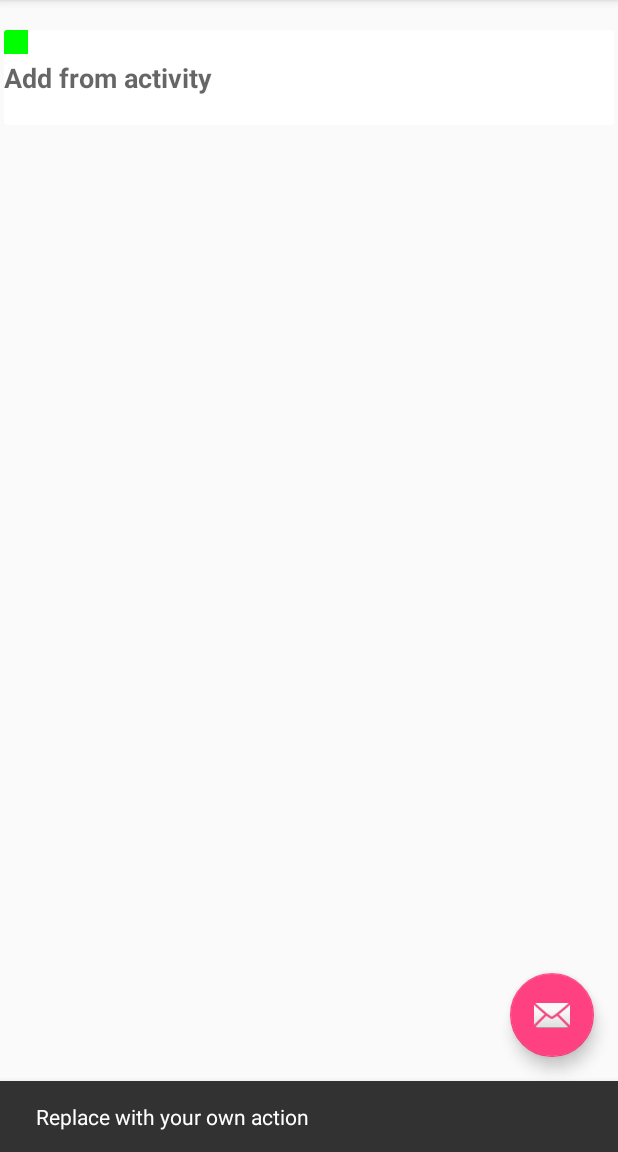
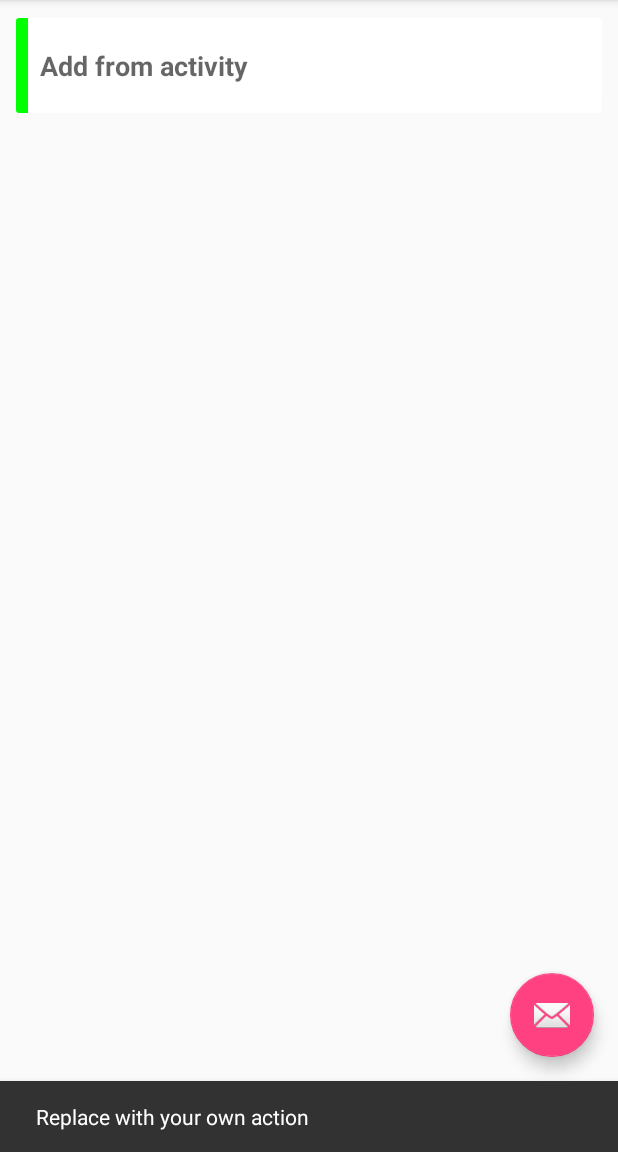
Before and after one commit to Stachel/Mappy, an Android app: the screen it shows after launch (MainActivity), after a tap on an icon or button, on a phone screen of 412 x 824 dp, the part 84-1236 px from its top. Run offline under Robolectric (Android 15) with nearby library versions, the phone set to English and light mode, and no system bars; our stand-ins replace Room's generated code; libraries missing offline, so code that uses them is left out: android.arch.persistence, com.facebook.stetho; 4 statements that could not run were skipped.

Commit message:
fix crash

```diff
--- a/app/build.gradle
+++ b/app/build.gradle
@@ -25,7 +25,10 @@ dependencies {
     implementation 'com.android.support:appcompat-v7:27.1.1'
     implementation 'com.android.support:cardview-v7:27.1.1'
     implementation 'com.google.android.gms:play-services-maps:15.0.1'
+
     implementation 'com.google.firebase:firebase-core:16.0.3'
+    implementation 'com.google.firebase:firebase-auth:16.0.3'
+
     implementation 'com.facebook.stetho:stetho:1.5.0'
 
     implementation "android.arch.persistence.room:runtime:$arch_version"
--- a/app/src/main/java/ru/rinastachel/mappy/ui/MainActivity.java
+++ b/app/src/main/java/ru/rinastachel/mappy/ui/MainActivity.java
@@ -45,6 +45,7 @@ public class MainActivity extends AppCompatActivity implements NavigationView.On
             public void onClick(View view) {
                 TaskTable t = new TaskTable();
                 t.setTitle("Add from activity");
+                t.setCategoryId(2);
                 mTypeViewModel.insert(t);
                 Snackbar.make(view, "Replace with your own action", Snackbar.LENGTH_LONG)
                         .setAction("Action", null).show();
--- a/app/src/main/res/layout/item_main_recycler.xml
+++ b/app/src/main/res/layout/item_main_recycler.xml
@@ -7,13 +7,8 @@
     app:cardElevation="1dp"
     app:cardUseCompatPadding="true"
     android:elevation="1dp"
-    android:layout_marginTop="16dp"
+    android:layout_margin="8dp"
     android:foreground="?android:attr/selectableItemBackground">
-
-    <LinearLayout
-        android:layout_width="match_parent"
-        android:layout_height="wrap_content"
-        android:orientation="vertical">
 
     <LinearLayout
         android:layout_width="match_parent"
@@ -22,18 +17,24 @@
 
         <View
             android:id="@+id/priority"
-            android:layout_width="16dp"
-            android:layout_height="16dp"
+            android:layout_width="8dp"
+            android:layout_height="match_parent"
             />
+
+        <LinearLayout
+            android:layout_width="match_parent"
+            android:layout_height="wrap_content"
+            android:layout_marginLeft="8dp"
+            android:layout_marginRight="8dp"
+            android:orientation="vertical">
 
             <TextView
                 android:id="@+id/category"
-            android:layout_width="wrap_content"
+                android:layout_width="match_parent"
                 android:layout_height="wrap_content"
                 android:textStyle="bold"
                 android:textAppearance="@style/Base.TextAppearance.AppCompat.Small"
                 android:gravity="right"/>
-    </LinearLayout>
 
             <TextView
                 android:id="@+id/title"
@@ -49,4 +50,5 @@
                 android:paddingLeft="16dp"
                 android:textAppearance="@style/Base.TextAppearance.AppCompat.Small"/>
         </LinearLayout>
+    </LinearLayout>
 </android.support.v7.widget.CardView>
```
Lines whose indentation alone changed are shown as unchanged.
